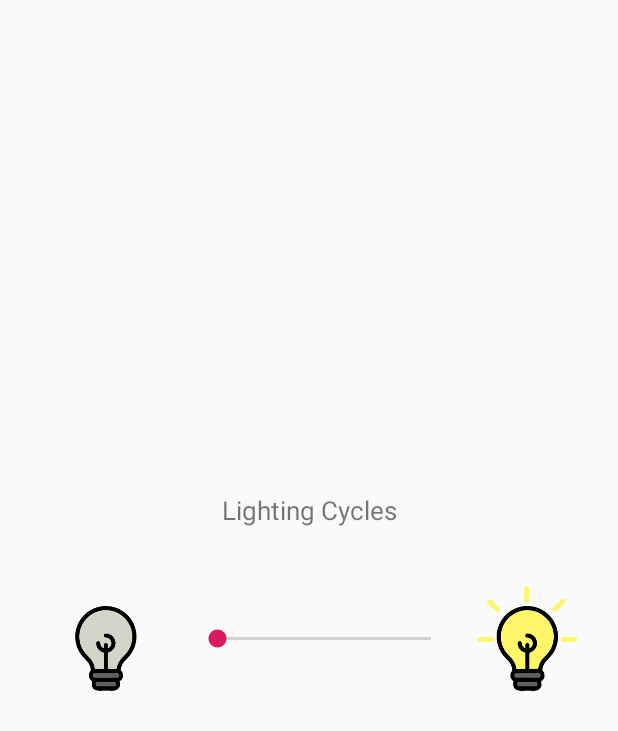
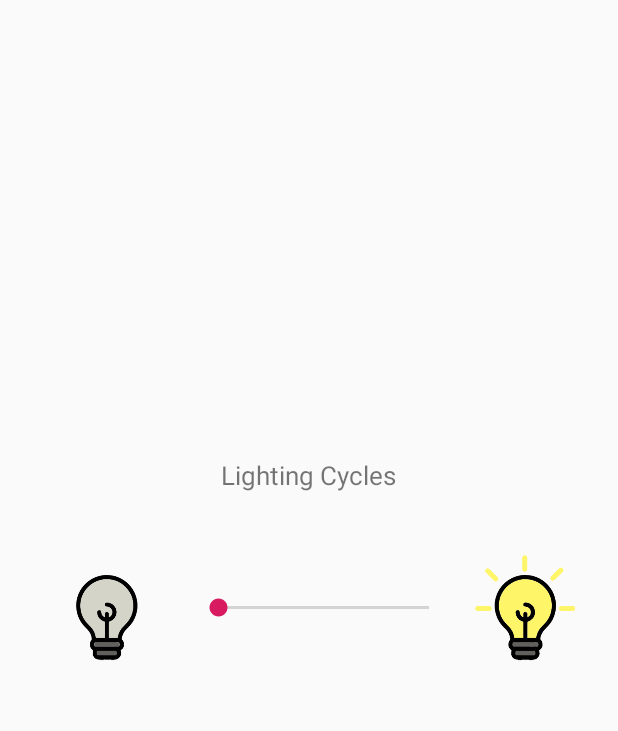
Before and after one commit to Kiboot/PlantPrototype, an Android app: the layout tab2.xml on its own in the app's theme, with its tools: preview values and no code run, on a phone screen of 412 x 824 dp. Shown: the top 731 px of the screen. Run offline under Robolectric (Android 15) with nearby library versions, the phone set to English and light mode, and no system bars.

Commit message:
Update tab2.xml

```diff
--- a/app/src/main/res/layout/tab2.xml
+++ b/app/src/main/res/layout/tab2.xml
@@ -7,8 +7,8 @@
     tools:context="cardoza.uic.edu.ph.plantprototype.MainActivity">
 
     <TableLayout
-        android:layout_width="387dp"
-        android:layout_height="488dp"
+        android:layout_width="385dp"
+        android:layout_height="511dp"
         android:layout_marginBottom="8dp"
         app:layout_constraintBottom_toBottomOf="parent"
         app:layout_constraintEnd_toEndOf="parent"
```
